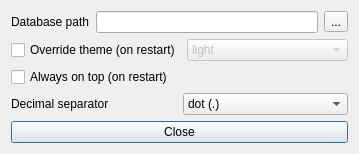
The window that settingsdialog.ui (FrankMamuda/fumingcube) describes before a commit, drawn with Qt 5.
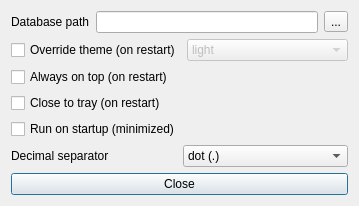
The same window after the commit. Icons and pictures are not drawn.

Commit message: add tray icon and startup option

What changed in the file:
```diff
--- a/settingsdialog.ui
+++ b/settingsdialog.ui
@@ -7,7 +7,7 @@
     <x>0</x>
     <y>0</y>
     <width>359</width>
-    <height>149</height>
+    <height>195</height>
    </rect>
   </property>
   <property name="windowTitle">
@@ -84,6 +84,20 @@
      </property>
     </widget>
    </item>
+   <item>
+    <widget class="QCheckBox" name="trayCheck">
+     <property name="text">
+      <string>Close to tray (on restart)</string>
+     </property>
+    </widget>
+   </item>
+   <item>
+    <widget class="QCheckBox" name="runOnStartupCheck">
+     <property name="text">
+      <string>Run on startup (minimized)</string>
+     </property>
+    </widget>
+   </item>
    <item>
     <layout class="QHBoxLayout" name="separatorLayout">
      <item>
```
The commit also changes 10 other files.
